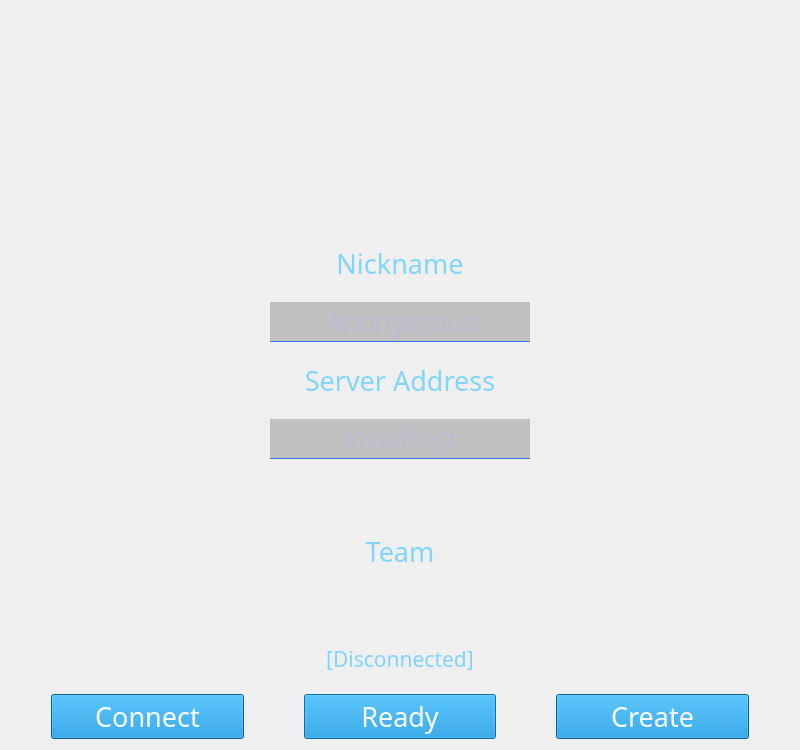
First picture: the form in src/startWindow/startWindow.ui, repository Generals-OI/Generals.OI, before the edit.
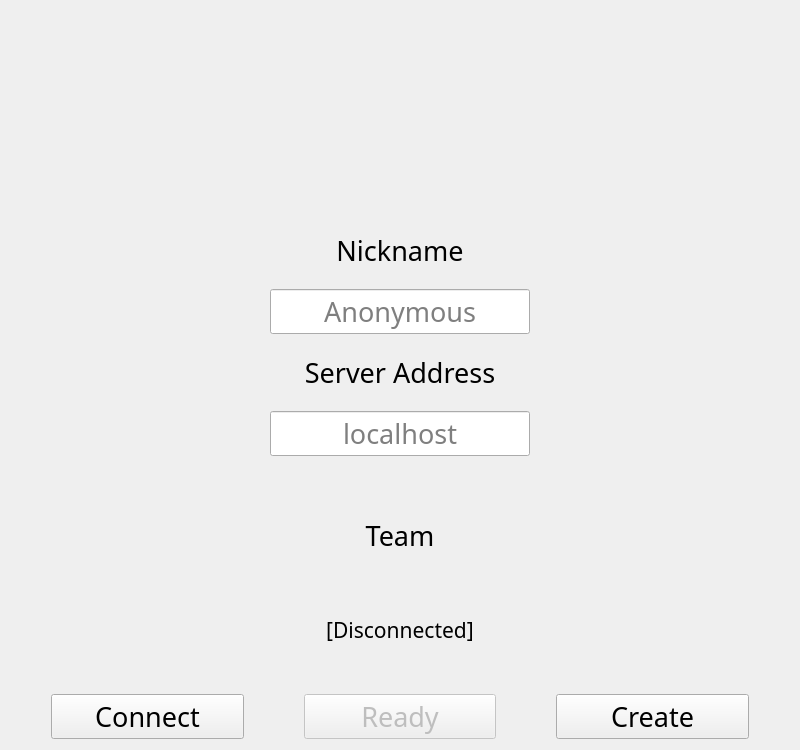
Second picture: the form after the edit. Icons and pictures are not drawn.

Commit message:
feat: update color scheme: `ServerSettingsWindow`
Also updated stylesheet usages.

Diff of the .ui file:
```diff
--- a/src/startWindow/startWindow.ui
+++ b/src/startWindow/startWindow.ui
@@ -26,69 +26,6 @@
   <property name="windowTitle">
    <string>MainWindow</string>
   </property>
-  <property name="styleSheet">
-   <string notr="true">QLineEdit {
-	background-color: rgba(0, 0, 0, 50);
-	color: #b5b6e3;
-	selection-color: rgba(75, 75, 100, 50);
-	selection-background-color: #3574f0;
-	border: 0px solid #3574f0;
-	border-bottom-color: #3574f0;
-	border-bottom-width: 1px;
-	font-family: &quot;Quicksand Medium&quot;;
-	qproperty-clearButtonEnabled: false;
-}
-
-QLabel {
-	background-color: transparent;
-	color: #81D4FA;
-}
-
-QPushButton {
-	background-color: #0288D1;
-	color: #ffffff;
-	font-family: &quot;Quicksand Regular&quot;;
-	text-align: center;
-}
-
-QPushButton:hover {
-    background-color: #3574f0;
-}
-
-QPushButton:pressed {
-    background-color: #2968e3;
-}
-
-/*
-QLineEdit {
-	background-color: rgba(0, 0, 0, 50);
-	color: rgb(0, 128, 128);
-	border: 1px solid rgb(34, 34, 34);
-	border-bottom-color: rgb(0, 128, 128);
-	border-bottom-width: 1px;
-	font-family: &quot;Quicksand Medium&quot;;
-	qproperty-clearButtonEnabled: false;
-}
-
-QLabel {
-	background-color: transparent;
-	color: rgb(0, 128, 128);
-}
-
-QPushButton {
-	background-color: rgb(191, 191, 191);
-	color: rgb(0, 128, 128);
-	text-align: center;
-}
-
-QPushButton:hover {
-    background-color: rgb(223, 223, 223);
-}
-
-QPushButton:pressed {
-    background-color: rgb(159, 159, 159);
-}*/</string>
-  </property>
   <layout class="QVBoxLayout" name="verticalLayout_2">
    <item>
     <layout class="QHBoxLayout" name="hlImage">
@@ -265,9 +202,6 @@
            <stylestrategy>PreferAntialias</stylestrategy>
           </font>
          </property>
-         <property name="styleSheet">
-          <string notr="true"/>
-         </property>
          <property name="maxLength">
           <number>16</number>
          </property>
@@ -400,7 +334,8 @@
         </font>
        </property>
        <property name="text">
-        <string>[Disconnected]</string>
+        <string>[Disconnected]
+</string>
        </property>
        <property name="alignment">
         <set>Qt::AlignCenter</set>
```
The commit also changes 11 other files.
